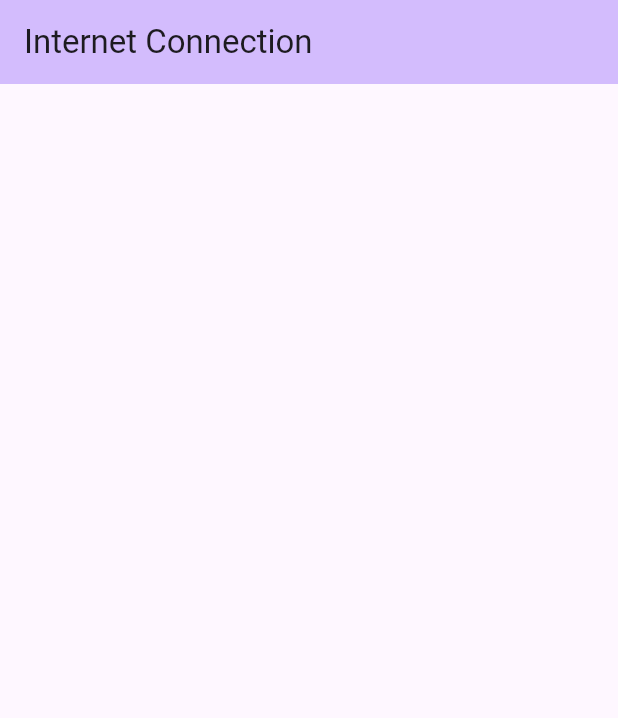
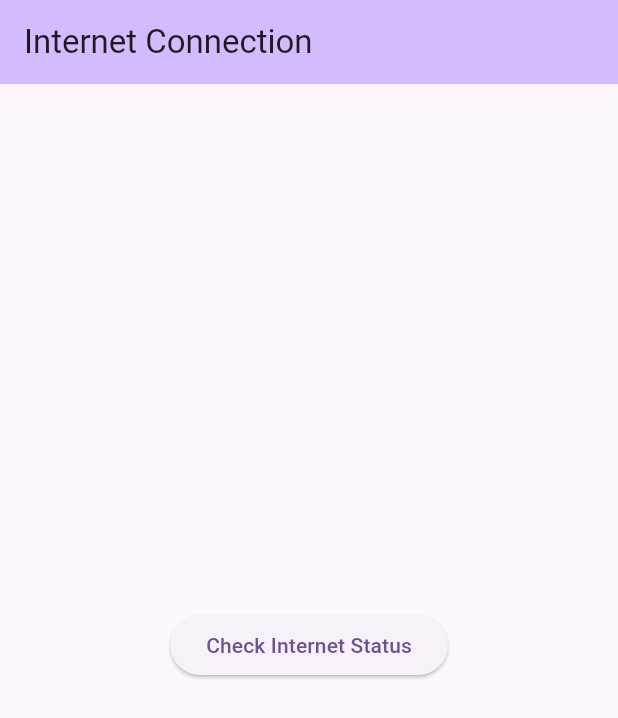
Before and after one commit to geridev12/internet-connection-status, a Flutter app: the screen it shows after launch, on a phone screen of 412 x 824 dp. Shown: the top 718 px of the screen. Run offline on Flutter 3.47's test engine with Material 3 defaults, Android fonts, the phone set to English and light mode, and no system bars.

Commit message:
Add HomePage UI to display and check internet connection status

```diff
--- a/lib/pages/home_page.dart
+++ b/lib/pages/home_page.dart
@@ -1,7 +1,15 @@
 import 'package:flutter/material.dart';
+import 'package:internet_connection_status/providers/internet_provider.dart';
 
-class HomePage extends StatelessWidget {
+class HomePage extends StatefulWidget {
   const HomePage({super.key});
+
+  @override
+  State<HomePage> createState() => _HomePageState();
+}
+
+class _HomePageState extends State<HomePage> {
+  final _provider = InternetProvider();
 
   @override
   Widget build(BuildContext context) => Scaffold(
@@ -9,6 +17,41 @@ class HomePage extends StatelessWidget {
       backgroundColor: Theme.of(context).colorScheme.inversePrimary,
       title: const Text('Internet Connection'),
     ),
-    body: const Center(),
+    body: ListenableBuilder(
+      listenable: _provider,
+      builder:
+          (context, child) => Center(
+            child: Column(
+              mainAxisAlignment: MainAxisAlignment.center,
+              children: [
+                child!,
+                const SizedBox(height: 20),
+                if (_provider.hasConnection != null) ...[
+                  _InternetStatusMessage(isConnected: _provider.hasConnection!),
+                ],
+              ],
+            ),
+          ),
+      child: ElevatedButton(
+        onPressed: () async => _provider.checkInternetConnection(),
+        child: const Text('Check Internet Status'),
+      ),
+    ),
   );
 }
+
+class _InternetStatusMessage extends StatelessWidget {
+  const _InternetStatusMessage({required this.isConnected});
+
+  final bool isConnected;
+
+  @override
+  Widget build(BuildContext context) => Text(
+    isConnected
+        ? 'You are connected to the internet'
+        : 'No internet connection. Please check your settings.',
+    style: Theme.of(context).textTheme.bodyMedium?.copyWith(
+      color: isConnected ? Colors.green : Colors.red,
+    ),
+  );
+}
```
